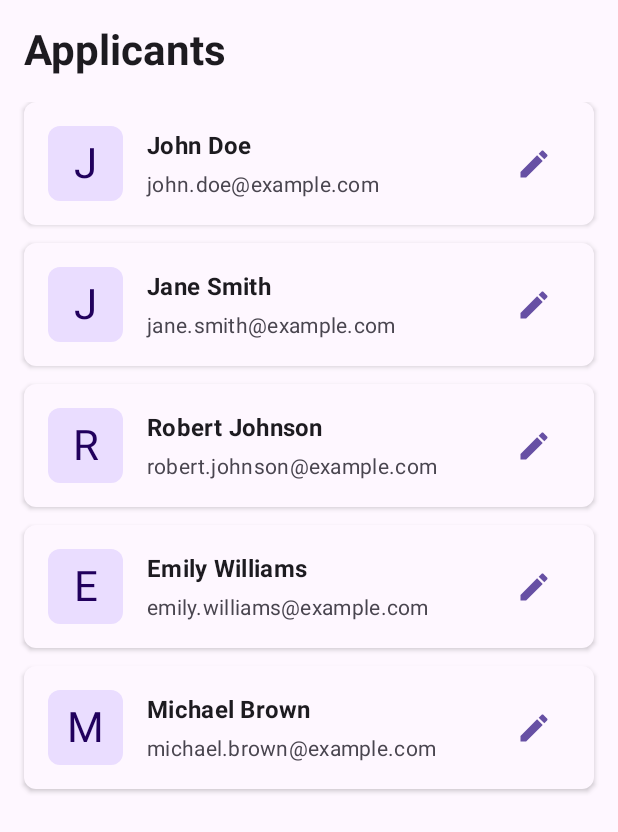
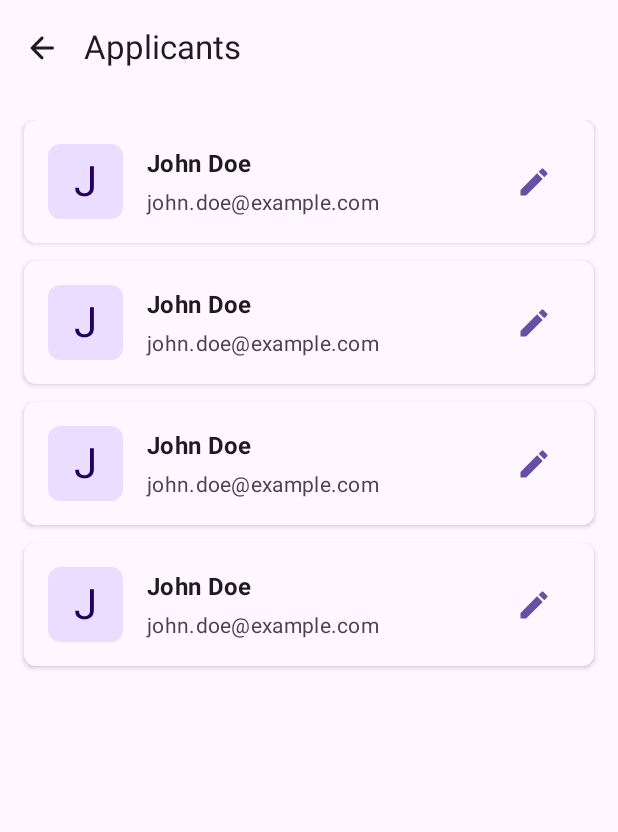
Before and after one commit to abhayy08/AlumniConnect-Platform-AndroidApp, an Android app built with Jetpack Compose: the @Preview function ApplicantsScreenPreview, on a phone screen of 412 x 824 dp. Shown: the top 832 px of the screen. Run offline under Robolectric (Android 15) with nearby library versions, the phone set to English and light mode, and no system bars.

Commit message:
Added screen to view the applicant for the job posted by the user

```diff
--- a/app/src/main/java/com/abhay/alumniconnect/data/remote/AlumniApi.kt
+++ b/app/src/main/java/com/abhay/alumniconnect/data/remote/AlumniApi.kt
@@ -2,6 +2,7 @@ package com.abhay.alumniconnect.data.remote
 
 import com.abhay.alumniconnect.data.remote.dto.ApiResponse
 import com.abhay.alumniconnect.data.remote.dto.Connection
+import com.abhay.alumniconnect.data.remote.dto.job.Application
 import com.abhay.alumniconnect.data.remote.dto.job.Job
 import com.abhay.alumniconnect.data.remote.dto.post.Comment
 import com.abhay.alumniconnect.data.remote.dto.post.Post
@@ -109,6 +110,9 @@ interface AlumniApi {
         @QueryMap filters: Map<String, String?>
     ): Response<List<Job>>
 
+    @GET("jobs/{id}/applicants")
+    suspend fun getApplicantsOfJob(@Path("id") jobId: String): Response<List<Application>>
+
     @GET("profile/search")
     suspend fun searchAlumni(
         @QueryMap filters: Map<String, String?>
--- a/app/src/main/java/com/abhay/alumniconnect/domain/repository/JobsRepository.kt
+++ b/app/src/main/java/com/abhay/alumniconnect/domain/repository/JobsRepository.kt
@@ -1,5 +1,6 @@
 package com.abhay.alumniconnect.domain.repository
 
+import com.abhay.alumniconnect.data.remote.dto.job.Application
 import com.abhay.alumniconnect.data.remote.dto.job.Job
 import com.abhay.alumniconnect.utils.Result
 
@@ -14,4 +15,6 @@ interface JobsRepository {
     suspend fun createJob(job: Job): Result<String>
     suspend fun searchJobs(query: Map<String, String>): Result<List<Job>>
 
+    suspend fun getJobApplicants(jobId: String): Result<List<Application>>
+
 }
--- a/app/src/main/java/com/abhay/alumniconnect/presentation/navigation/routes/Routes.kt
+++ b/app/src/main/java/com/abhay/alumniconnect/presentation/navigation/routes/Routes.kt
@@ -30,6 +30,11 @@ sealed class Route {
 
         @Serializable
         object EditProfile
+
+        @Serializable
+        data class Applicants(
+            val jobId: String
+        )
 
         @Serializable
         data class AddEditExperience(
--- a/app/src/main/java/com/abhay/alumniconnect/presentation/screens/profile/ProfileScreen.kt
+++ b/app/src/main/java/com/abhay/alumniconnect/presentation/screens/profile/ProfileScreen.kt
@@ -72,6 +72,7 @@ fun ProfileScreen(
     onAddExperienceClick: () -> Unit = {},
     onExperienceEditClick: (WorkExperience) -> Unit = {},
     showSnackbar: (String) -> Unit = {},
+    onJobClick: (String) -> Unit = {}
 ) {
 
     LaunchedEffect(uiState) {
@@ -135,7 +136,7 @@ fun ProfileScreen(
                             onExperienceEditClick = onExperienceEditClick
                         )
 
-                        1 -> JobsPostedPage(jobs = jobsState)
+                        1 -> JobsPostedPage(jobs = jobsState, onJobClick = onJobClick)
                         2 -> UserPostsPage()
                     }
                 }
--- a/app/src/main/java/com/abhay/alumniconnect/presentation/screens/profile/ProfileScreenViewModel.kt
+++ b/app/src/main/java/com/abhay/alumniconnect/presentation/screens/profile/ProfileViewModel.kt
@@ -18,7 +18,7 @@ import kotlinx.coroutines.launch
 import javax.inject.Inject
 
 @HiltViewModel
-class ProfileScreenViewModel @Inject constructor(
+class ProfileViewModel @Inject constructor(
     private val alumniRemoteRepository: AlumniRemoteRepository,
     private val jobsRepository: JobsRepository,
     private val authRepository: AlumniAccountRepository
--- a/app/src/main/java/com/abhay/alumniconnect/presentation/screens/profile/applicants/ApplicantsScreen.kt
+++ b/app/src/main/java/com/abhay/alumniconnect/presentation/screens/profile/applicants/ApplicantsScreen.kt
@@ -16,17 +16,22 @@ import androidx.compose.foundation.layout.width
 import androidx.compose.foundation.lazy.LazyColumn
 import androidx.compose.foundation.lazy.items
 import androidx.compose.material.icons.Icons
+import androidx.compose.material.icons.automirrored.rounded.ArrowBack
 import androidx.compose.material.icons.filled.Edit
 import androidx.compose.material3.AlertDialog
 import androidx.compose.material3.Button
 import androidx.compose.material3.Card
 import androidx.compose.material3.CardDefaults
+import androidx.compose.material3.ExperimentalMaterial3Api
 import androidx.compose.material3.Icon
 import androidx.compose.material3.IconButton
 import androidx.compose.material3.MaterialTheme
 import androidx.compose.material3.RadioButton
+import androidx.compose.material3.Scaffold
 import androidx.compose.material3.Text
 import androidx.compose.material3.TextButton
+import androidx.compose.material3.TopAppBar
+import androidx.compose.material3.TopAppBarDefaults
 import androidx.compose.runtime.Composable
 import androidx.compose.runtime.getValue
 import androidx.compose.runtime.mutableStateOf
@@ -39,34 +44,46 @@ import androidx.compose.ui.text.style.TextOverflow
 import androidx.compose.ui.tooling.preview.Preview
 import androidx.compose.ui.unit.dp
 import com.abhay.alumniconnect.data.remote.dto.job.Applicant
+import com.abhay.alumniconnect.data.remote.dto.job.Application
+import com.abhay.alumniconnect.presentation.navigation.routes.Route
+import com.abhay.alumniconnect.utils.capitalize
 
+@OptIn(ExperimentalMaterial3Api::class)
 @Composable
 fun ApplicantsScreen(
-    applicants: List<Applicant>,
-    onApplicantStatusUpdate: (String, String) -> Unit = { applicantId, status -> },
-    onUserClick: (String) -> Unit
+    applications: List<Application>,
+    onApplicantStatusUpdate: (String, String) -> Unit = { _, _ -> },
+    onUserClick: (String) -> Unit,
+    onBackClick: () -> Unit = {}
 ) {
     val statusOptions = listOf("pending", "reviewed", "interviewed", "rejected", "accepted")
     var showStatusDialog by remember { mutableStateOf(false) }
-    var selectedApplicant by remember { mutableStateOf<Applicant?>(null) }
+    var selectedApplicant by remember { mutableStateOf<Application?>(null) }
     var currentStatus by remember { mutableStateOf("pending") }
+
+    Scaffold(
+        topBar = {
+            TopAppBar(
+                title = {Text(text = "Applicants")},
+                navigationIcon = {
+                    IconButton(onClick = onBackClick) {
+                        Icon(Icons.AutoMirrored.Rounded.ArrowBack, contentDescription = "Close")
+                    }
+                }
+            )
+        }
+    ) { paddingValues ->
 
         Box(
             modifier = Modifier
                 .fillMaxSize()
                 .background(MaterialTheme.colorScheme.background)
+                .padding(paddingValues)  // <-- respect the topBar padding
                 .padding(16.dp)
         ) {
             Column(modifier = Modifier.fillMaxSize()) {
-            Text(
-                text = "Applicants",
-                style = MaterialTheme.typography.headlineMedium,
-                color = MaterialTheme.colorScheme.onSurface,
-                fontWeight = FontWeight.Bold,
-                modifier = Modifier.padding(bottom = 16.dp)
-            )
 
-            if (applicants.isEmpty()) {
+                if (applications.isEmpty()) {
                     Box(
                         modifier = Modifier.fillMaxSize(),
                         contentAlignment = Alignment.Center
@@ -82,14 +99,14 @@ fun ApplicantsScreen(
                         modifier = Modifier.fillMaxSize(),
                         verticalArrangement = Arrangement.spacedBy(12.dp)
                     ) {
-                    items(applicants) { applicant ->
+                        items(applications) { application ->
                             ApplicantCard(
-                            applicant = applicant,
+                                applicant = application,
                                 onStatusUpdateClick = {
-                                selectedApplicant = applicant
+                                    selectedApplicant = application
                                     showStatusDialog = true
                                 },
-                            onUserClick = { onUserClick(applicant._id) }
+                                onUserClick = { onUserClick(application._userId) }
                             )
                         }
                     }
@@ -124,7 +141,7 @@ fun ApplicantsScreen(
                                     )
                                     Spacer(modifier = Modifier.width(8.dp))
                                     Text(
-                                    text = status.capitalize(),
+                                        text = status.replaceFirstChar { it.uppercaseChar() },
                                         style = MaterialTheme.typography.bodyMedium
                                     )
                                 }
@@ -135,7 +152,7 @@ fun ApplicantsScreen(
                         Button(
                             onClick = {
                                 selectedApplicant?.let { applicant ->
-                                onApplicantStatusUpdate(applicant._id, currentStatus)
+                                    onApplicantStatusUpdate(applicant._applicationId, currentStatus)
                                 }
                                 showStatusDialog = false
                             }
@@ -154,10 +171,12 @@ fun ApplicantsScreen(
             }
         }
     }
+}
+
 
 @Composable
 private fun ApplicantCard(
-    applicant: Applicant,
+    applicant: Application,
     onStatusUpdateClick: () -> Unit,
     onUserClick: () -> Unit
 ) {
@@ -234,36 +253,36 @@ private fun ApplicantCard(
 fun ApplicantsScreenPreview() {
     // Sample applicants data
     val sampleApplicants = listOf(
-        Applicant(
-            _id = "1",
+        Application(
+            _applicationId = "1",
             name = "John Doe",
-            email = "john.doe@example.com"
+            email = "john.doe@example.com",
+            _userId = "1", appliedAt = "recteque", resumeLink = "penatibus", status = "novum"
+
+        ),Application(
+            _applicationId = "1",
+            name = "John Doe",
+            email = "john.doe@example.com",
+            _userId = "1", appliedAt = "recteque", resumeLink = "penatibus", status = "novum"
+
+        ),Application(
+            _applicationId = "1",
+            name = "John Doe",
+            email = "john.doe@example.com",
+            _userId = "1", appliedAt = "recteque", resumeLink = "penatibus", status = "novum"
+
+        ),Application(
+            _applicationId = "1",
+            name = "John Doe",
+            email = "john.doe@example.com",
+            _userId = "1", appliedAt = "recteque", resumeLink = "penatibus", status = "novum"
+
         ),
-        Applicant(
-            _id = "2",
-            name = "Jane Smith",
-            email = "jane.smith@example.com"
-        ),
-        Applicant(
-            _id = "3",
-            name = "Robert Johnson",
-            email = "robert.johnson@example.com"
-        ),
-        Applicant(
-            _id = "4",
-            name = "Emily Williams",
-            email = "emily.williams@example.com"
-        ),
-        Applicant(
-            _id = "5",
-            name = "Michael Brown",
-            email = "michael.brown@example.com"
-        )
     )
 
     MaterialTheme {
         ApplicantsScreen(
-            applicants = sampleApplicants,
+            applications = sampleApplicants,
             onApplicantStatusUpdate = { _, _ -> },
             onUserClick = {}
         )
--- a/app/src/main/java/com/abhay/alumniconnect/presentation/screens/profile/pages/JobsPostedPage.kt
+++ b/app/src/main/java/com/abhay/alumniconnect/presentation/screens/profile/pages/JobsPostedPage.kt
@@ -20,6 +20,7 @@ import com.abhay.alumniconnect.presentation.screens.job.components.JobCard
 fun JobsPostedPage(
     modifier: Modifier = Modifier,
     jobs: List<Job> = emptyList(),
+    onJobClick: (String) -> Unit
 ) {
     if(jobs.isNotEmpty()) {
         LazyColumn(
@@ -31,7 +32,9 @@ fun JobsPostedPage(
                     onApplyClick = {},
                     alreadyApplied = false,
                     showApplyButton = false
-                )
+                ) {
+                    onJobClick(it._id)
+                }
             }
         }
     }else {
```
Also changed, not shown: app/src/main/java/com/abhay/alumniconnect/data/repository/JobsRepositoryImpl.kt (+20 -0 lines), app/src/main/java/com/abhay/alumniconnect/presentation/navigation/graphs/MainNavGraph.kt (+24 -3 lines), app/src/main/java/com/abhay/alumniconnect/presentation/screens/profile/applicants/ApplicantsViewModel.kt (added, +41 -0 lines). Lines whose indentation alone changed are shown as unchanged.
